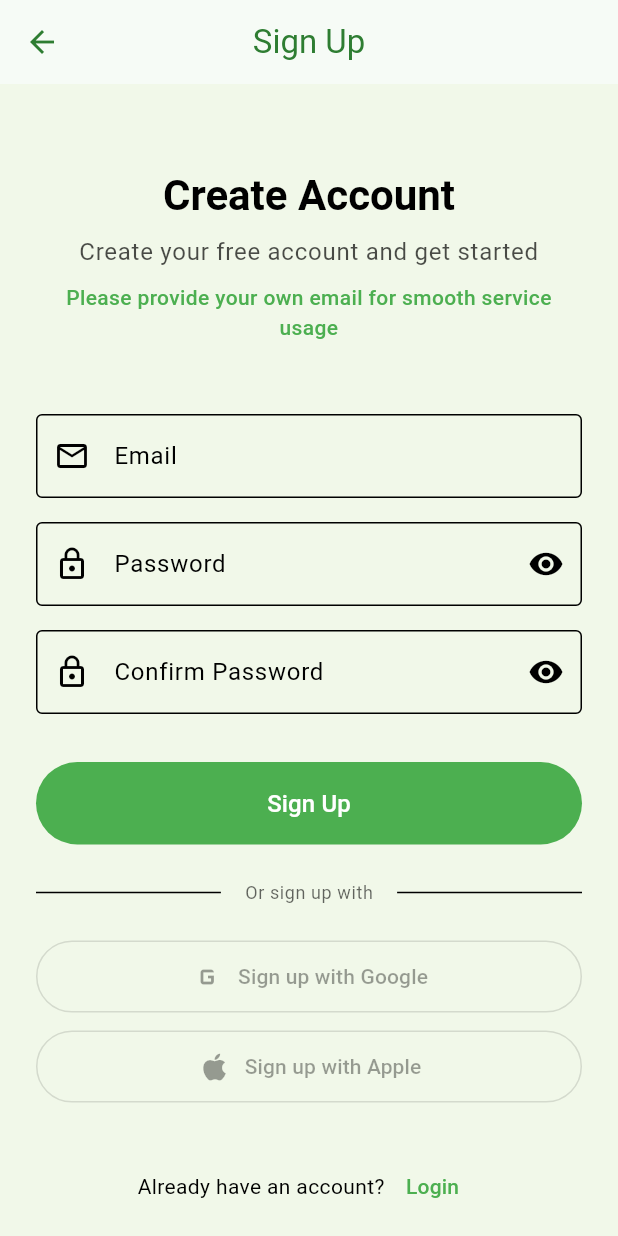
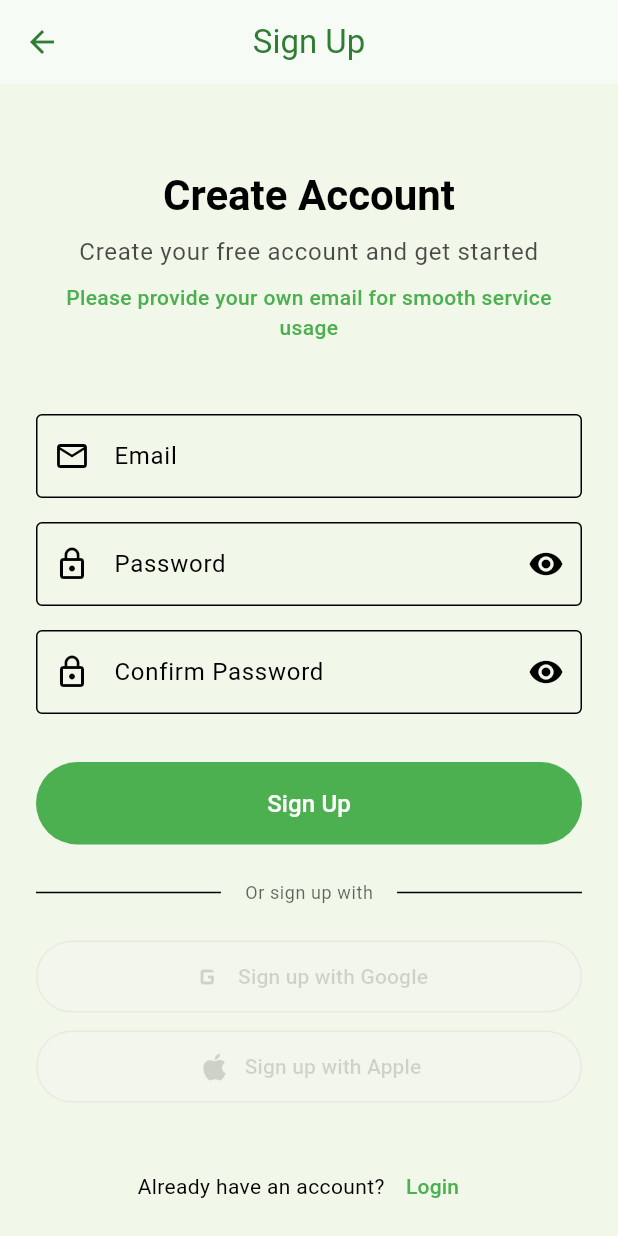
Before and after one commit to bgso7777/litten, a Flutter app: the LoginScreen screen opened directly, after a tap on "Login", after a tap on "Sign Up", on a phone screen of 412 x 824 dp. Run offline on Flutter 3.47's test engine with Material 3 defaults, Android fonts, the light colour scheme and no system bars; our stand-ins replace audioplayers, file_picker, flutter_local_notifications, permission_handler, printing, shared_preferences and 2 more; missing offline and left inert: dart:html, flutter_painter_v2, flutter_pdfview, html_editor_enhanced, record, workmanager; accounts and stored records are empty.

Commit message:
UI 개선 1

```diff
--- a/frontend/lib/screens/login_screen.dart
+++ b/frontend/lib/screens/login_screen.dart
@@ -330,12 +330,16 @@ class _LoginScreenState extends State<LoginScreen> {
     required VoidCallback? onPressed,
     required Color color,
   }) {
-    return OutlinedButton(
+    final isDisabled = onPressed == null;
+    return Opacity(
+      opacity: isDisabled ? 0.4 : 1.0, // 비활성화 시 투명도 40%
+      child: OutlinedButton(
         onPressed: _isLoading ? null : onPressed,
         style: OutlinedButton.styleFrom(
           padding: const EdgeInsets.symmetric(vertical: 16),
           shape: RoundedRectangleBorder(borderRadius: BorderRadius.circular(12)),
           side: BorderSide(color: Colors.grey[300]!),
+          backgroundColor: isDisabled ? Colors.grey[100] : null, // 비활성화 시 배경색 회색
         ),
         child: Row(
           mainAxisAlignment: MainAxisAlignment.center,
@@ -345,6 +349,7 @@ class _LoginScreenState extends State<LoginScreen> {
             Text(label, style: TextStyle(fontSize: 16, color: Colors.grey[800])),
           ],
         ),
+      ),
     );
   }
 }
--- a/frontend/lib/screens/signup_screen.dart
+++ b/frontend/lib/screens/signup_screen.dart
@@ -296,7 +296,9 @@ class _SignUpScreenState extends State<SignUpScreen> {
                       const SizedBox(height: 24),
 
                       // Google 회원가입 버튼 (2차 개발 예정)
-                      OutlinedButton.icon(
+                      Opacity(
+                        opacity: 0.4, // 비활성화 시 투명도 40%
+                        child: OutlinedButton.icon(
                           onPressed: null, // 비활성화
                           icon: const Icon(Icons.g_mobiledata, size: 24),
                           label: Text(
@@ -304,12 +306,16 @@ class _SignUpScreenState extends State<SignUpScreen> {
                           ),
                           style: OutlinedButton.styleFrom(
                             padding: const EdgeInsets.symmetric(vertical: 12),
+                            backgroundColor: Colors.grey[100], // 비활성화 시 배경색 회색
+                          ),
                         ),
                       ),
                       const SizedBox(height: 12),
 
                       // Apple 회원가입 버튼 (2차 개발 예정)
-                      OutlinedButton.icon(
+                      Opacity(
+                        opacity: 0.4, // 비활성화 시 투명도 40%
+                        child: OutlinedButton.icon(
                           onPressed: null, // 비활성화
                           icon: const Icon(Icons.apple, size: 24),
                           label: Text(
@@ -317,6 +323,8 @@ class _SignUpScreenState extends State<SignUpScreen> {
                           ),
                           style: OutlinedButton.styleFrom(
                             padding: const EdgeInsets.symmetric(vertical: 12),
+                            backgroundColor: Colors.grey[100], // 비활성화 시 배경색 회색
+                          ),
                         ),
                       ),
                       const SizedBox(height: 32),
```
Also changed, not shown: 0_history.txt (+69 -30 lines), frontend/lib/screens/home_screen.dart (+3 -5 lines), frontend/lib/screens/main_tab_screen.dart (+8 -3 lines), frontend/lib/widgets/handwriting_tab.dart (+4 -6 lines), frontend/lib/widgets/text_tab.dart (+15 -19 lines). Lines whose indentation alone changed are shown as unchanged.
